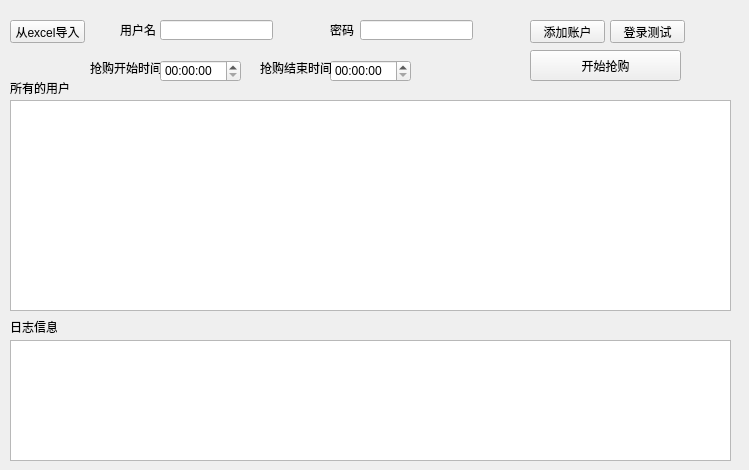
Above: yiplus/YiPlusMain.ui from VISUS-Li/Crack before the change. Below: the same form after it.
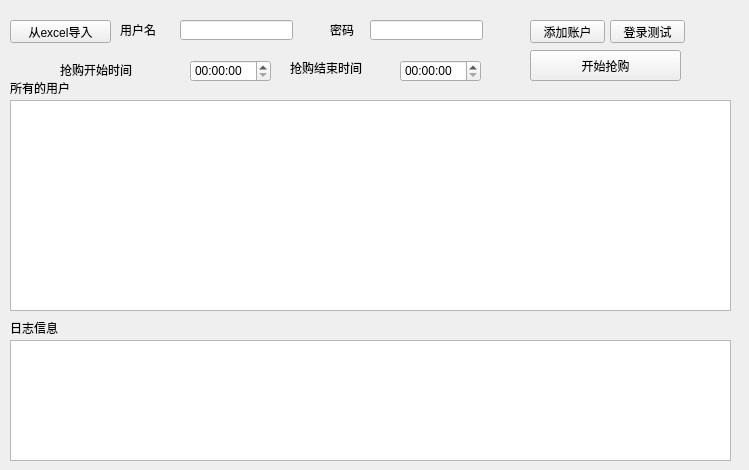
That is the form after the change.

What changed in the file:
```diff
--- a/yiplus/YiPlusMain.ui
+++ b/yiplus/YiPlusMain.ui
@@ -16,7 +16,7 @@
   <widget class="QLineEdit" name="Edit_Password">
    <property name="geometry">
     <rect>
-     <x>360</x>
+     <x>370</x>
      <y>20</y>
      <width>113</width>
      <height>20</height>
@@ -26,7 +26,7 @@
   <widget class="QTimeEdit" name="Time_EndRob">
    <property name="geometry">
     <rect>
-     <x>330</x>
+     <x>400</x>
      <y>60</y>
      <width>81</width>
      <height>22</height>
@@ -51,7 +51,7 @@
     <rect>
      <x>10</x>
      <y>20</y>
-     <width>75</width>
+     <width>101</width>
      <height>23</height>
     </rect>
    </property>
@@ -64,7 +64,7 @@
     <rect>
      <x>10</x>
      <y>80</y>
-     <width>61</width>
+     <width>81</width>
      <height>16</height>
     </rect>
    </property>
@@ -75,9 +75,9 @@
   <widget class="QLabel" name="label_6">
    <property name="geometry">
     <rect>
-     <x>260</x>
+     <x>290</x>
      <y>60</y>
-     <width>71</width>
+     <width>91</width>
      <height>16</height>
     </rect>
    </property>
@@ -103,8 +103,8 @@
     <rect>
      <x>10</x>
      <y>320</y>
-     <width>47</width>
-     <height>13</height>
+     <width>71</width>
+     <height>16</height>
     </rect>
    </property>
    <property name="text">
@@ -114,10 +114,10 @@
   <widget class="QLabel" name="label_5">
    <property name="geometry">
     <rect>
-     <x>90</x>
+     <x>60</x>
      <y>60</y>
-     <width>71</width>
-     <height>16</height>
+     <width>101</width>
+     <height>20</height>
     </rect>
    </property>
    <property name="text">
@@ -140,7 +140,7 @@
   <widget class="QLineEdit" name="Edit_UserName">
    <property name="geometry">
     <rect>
-     <x>160</x>
+     <x>180</x>
      <y>20</y>
      <width>113</width>
      <height>20</height>
@@ -186,7 +186,7 @@
   <widget class="QTimeEdit" name="Time_StartRob">
    <property name="geometry">
     <rect>
-     <x>160</x>
+     <x>190</x>
      <y>60</y>
      <width>81</width>
      <height>22</height>
```
Left out of the diff: 8 changed lines with no effect on the pictures.
